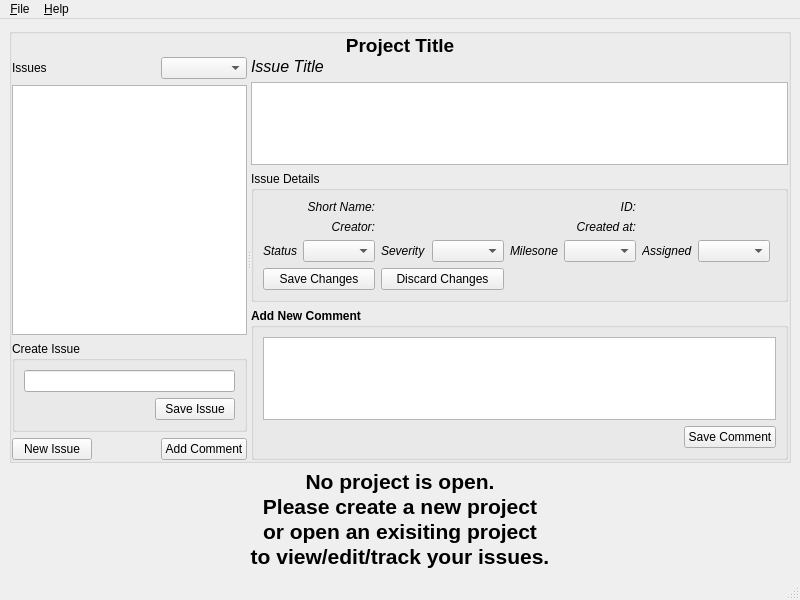
The window that qtbe/resources/mainwindow.ui (nsmgr8/qtbe) describes before a commit, drawn with Qt 5.
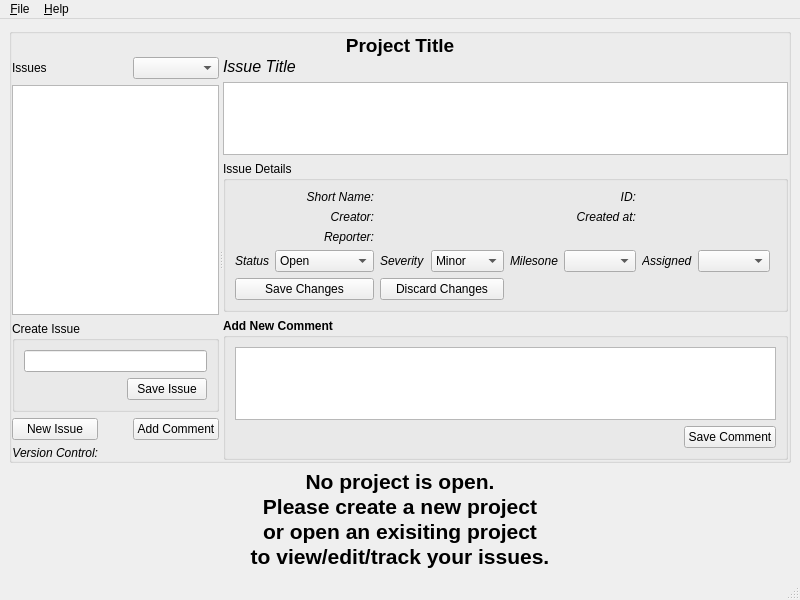
The same window after the commit.

Commit message: open or init project storage

```diff
--- a/qtbe/resources/mainwindow.ui
+++ b/qtbe/resources/mainwindow.ui
@@ -147,6 +147,40 @@
            <item row="0" column="2">
             <widget class="QComboBox" name="issueSortCombo"/>
            </item>
+           <item row="4" column="0">
+            <widget class="QLabel" name="label_13">
+             <property name="font">
+              <font>
+               <weight>50</weight>
+               <italic>true</italic>
+               <bold>false</bold>
+              </font>
+             </property>
+             <property name="text">
+              <string>Version Control:</string>
+             </property>
+             <property name="alignment">
+              <set>Qt::AlignRight|Qt::AlignTrailing|Qt::AlignVCenter</set>
+             </property>
+            </widget>
+           </item>
+           <item row="4" column="1" colspan="2">
+            <widget class="QLabel" name="vcsLabel">
+             <property name="font">
+              <font>
+               <weight>50</weight>
+               <italic>false</italic>
+               <bold>false</bold>
+              </font>
+             </property>
+             <property name="text">
+              <string/>
+             </property>
+             <property name="alignment">
+              <set>Qt::AlignLeading|Qt::AlignLeft|Qt::AlignVCenter</set>
+             </property>
+            </widget>
+           </item>
           </layout>
          </widget>
          <widget class="QWidget" name="">
@@ -253,7 +287,7 @@
                 </property>
                </widget>
               </item>
-              <item row="2" column="0">
+              <item row="3" column="0">
                <layout class="QHBoxLayout" name="horizontalLayout_4">
                 <item>
                  <widget class="QLabel" name="label_4">
@@ -268,11 +302,52 @@
                  </widget>
                 </item>
                 <item>
-                 <widget class="QComboBox" name="statusCombo"/>
+                 <widget class="QComboBox" name="statusCombo">
+                  <item>
+                   <property name="text">
+                    <string>Open</string>
+                   </property>
+                  </item>
+                  <item>
+                   <property name="text">
+                    <string>Assigned</string>
+                   </property>
+                  </item>
+                  <item>
+                   <property name="text">
+                    <string>Test</string>
+                   </property>
+                  </item>
+                  <item>
+                   <property name="text">
+                    <string>Unconfirmed</string>
+                   </property>
+                  </item>
+                  <item>
+                   <property name="text">
+                    <string>Closed</string>
+                   </property>
+                  </item>
+                  <item>
+                   <property name="text">
+                    <string>Fixed</string>
+                   </property>
+                  </item>
+                  <item>
+                   <property name="text">
+                    <string>Disabled</string>
+                   </property>
+                  </item>
+                  <item>
+                   <property name="text">
+                    <string>Wontfix</string>
+                   </property>
+                  </item>
+                 </widget>
                 </item>
                </layout>
               </item>
-              <item row="2" column="1">
+              <item row="3" column="1">
                <layout class="QHBoxLayout" name="horizontalLayout_5">
                 <item>
                  <widget class="QLabel" name="label_5">
@@ -287,11 +362,37 @@
                  </widget>
                 </item>
                 <item>
-                 <widget class="QComboBox" name="severityCombo"/>
+                 <widget class="QComboBox" name="severityCombo">
+                  <item>
+                   <property name="text">
+                    <string>Minor</string>
+                   </property>
+                  </item>
+                  <item>
+                   <property name="text">
+                    <string>Serious</string>
+                   </property>
+                  </item>
+                  <item>
+                   <property name="text">
+                    <string>Critical</string>
+                   </property>
+                  </item>
+                  <item>
+                   <property name="text">
+                    <string>Fatal</string>
+                   </property>
+                  </item>
+                  <item>
+                   <property name="text">
+                    <string>Wishlist</string>
+                   </property>
+                  </item>
+                 </widget>
                 </item>
                </layout>
               </item>
-              <item row="2" column="2">
+              <item row="3" column="2">
                <layout class="QHBoxLayout" name="horizontalLayout_6">
                 <item>
                  <widget class="QLabel" name="label_6">
@@ -310,7 +411,7 @@
                 </item>
                </layout>
               </item>
-              <item row="2" column="3">
+              <item row="3" column="3">
                <layout class="QHBoxLayout" name="horizontalLayout_7">
                 <item>
                  <widget class="QLabel" name="label_7">
@@ -329,21 +430,21 @@
                 </item>
                </layout>
               </item>
-              <item row="3" column="0">
+              <item row="4" column="0">
                <widget class="QPushButton" name="saveDetailsButton">
                 <property name="text">
                  <string>Save Changes</string>
                 </property>
                </widget>
               </item>
-              <item row="3" column="1">
+              <item row="4" column="1">
                <widget class="QPushButton" name="discardDetailsButton">
                 <property name="text">
                  <string>Discard Changes</string>
                 </property>
                </widget>
               </item>
-              <item row="3" column="4">
+              <item row="4" column="4">
                <spacer name="horizontalSpacer_5">
                 <property name="orientation">
                  <enum>Qt::Horizontal</enum>
@@ -384,6 +485,40 @@
                 </property>
                </widget>
               </item>
+              <item row="2" column="0">
+               <widget class="QLabel" name="label_11">
+                <property name="font">
+                 <font>
+                  <weight>50</weight>
+                  <italic>true</italic>
+                  <bold>false</bold>
+                 </font>
+                </property>
+                <property name="text">
+                 <string>Reporter:</string>
+                </property>
+                <property name="alignment">
+                 <set>Qt::AlignRight|Qt::AlignTrailing|Qt::AlignVCenter</set>
+                </property>
+               </widget>
+              </item>
+              <item row="2" column="1">
+               <widget class="QLabel" name="reporterLabel">
+                <property name="font">
+                 <font>
+                  <weight>50</weight>
+                  <italic>false</italic>
+                  <bold>false</bold>
+                 </font>
+                </property>
+                <property name="text">
+                 <string/>
+                </property>
+                <property name="alignment">
+                 <set>Qt::AlignLeading|Qt::AlignLeft|Qt::AlignVCenter</set>
+                </property>
+               </widget>
+              </item>
              </layout>
             </widget>
            </item>
```
Left out of the diff: 2 changed lines with no effect on the pictures. The commit also changes 2 other files.
